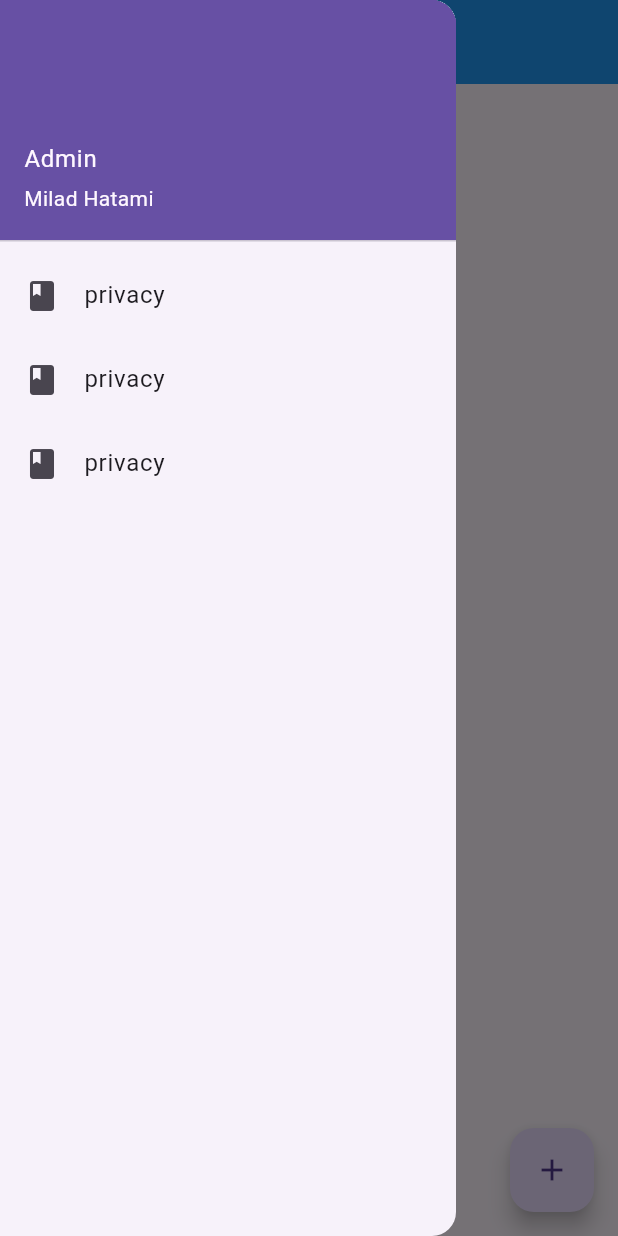
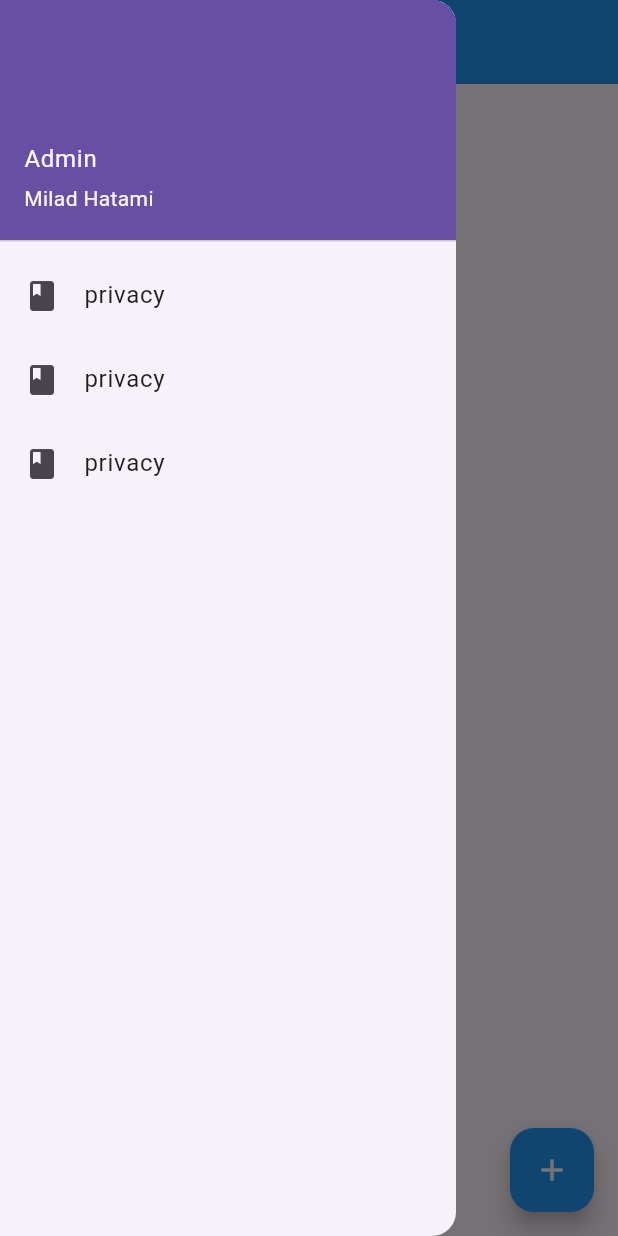
Before and after one commit to Mory1379/ListManagement, a Flutter app: the screen it shows after launch, with the side drawer open, on a phone screen of 412 x 824 dp. Run offline on Flutter 3.47's test engine with Material 3 defaults, Android fonts, the phone set to English and light mode, and no system bars; network calls fail.

Commit message:
edit float button

```diff
--- a/lib/main.dart
+++ b/lib/main.dart
@@ -154,7 +154,7 @@ class _UserListScreenState extends State<UserListScreen> {
         },
       ),
       floatingActionButton: FloatingActionButton(
-
+        backgroundColor: Colors.blue,
         onPressed: () {
           Navigator.push(
             context,
@@ -163,7 +163,7 @@ class _UserListScreenState extends State<UserListScreen> {
             ),
           );
         },
-        child: Icon(Icons.add),
+        child: Icon(Icons.add,color: Colors.white,),
       ),
     );
   }
```
